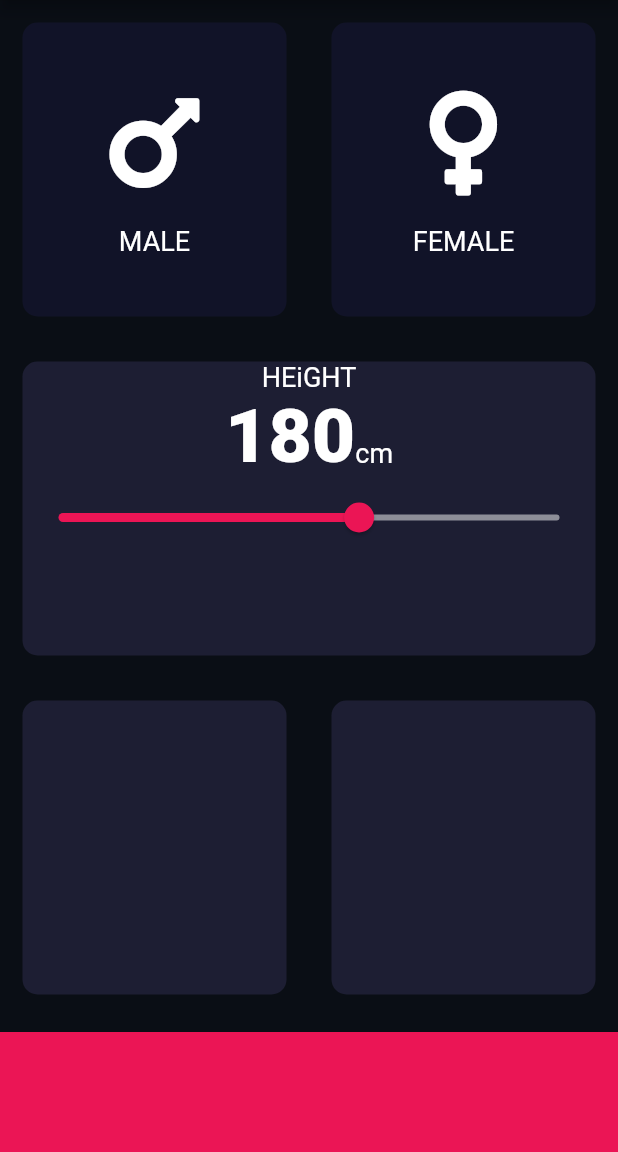
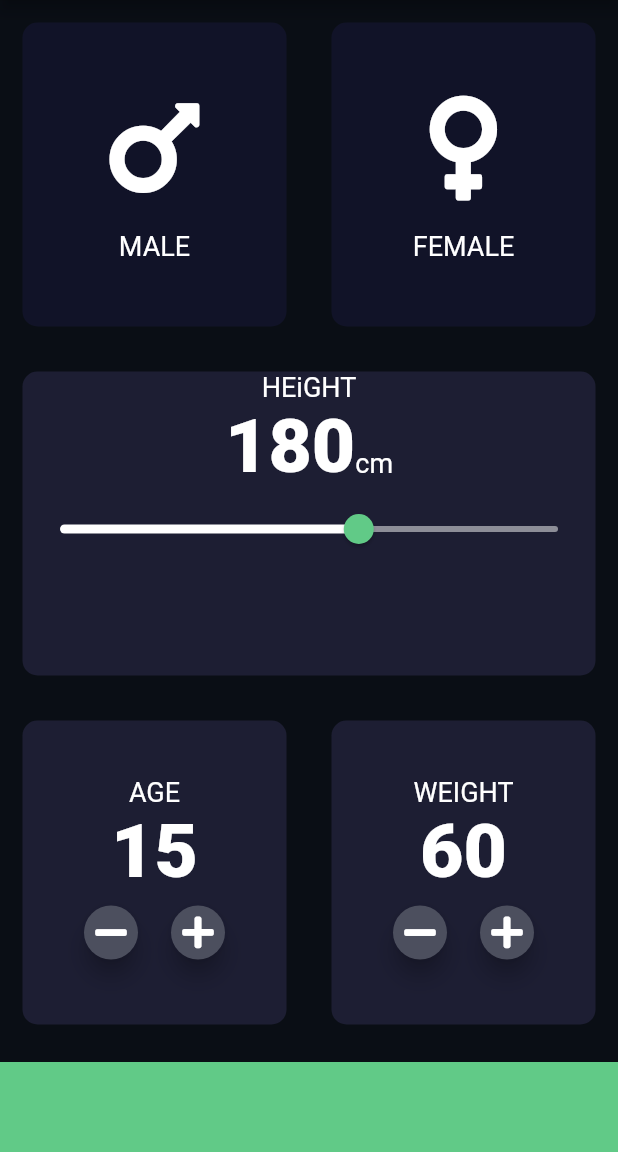
Before and after one commit to errolcostabir/calculator-app, a Flutter app: the screen it shows after launch, on a phone screen of 412 x 824 dp, the part 84-1236 px from its top. Run offline on Flutter 3.47's test engine with Material 2 defaults, Android fonts, the phone set to English and light mode, and no system bars; our stand-ins replace font_awesome_flutter.

Commit message:
completed ui

```diff
--- a/lib/constants.dart
+++ b/lib/constants.dart
@@ -4,7 +4,7 @@ const labelTExtStyle=TextStyle(fontSize: 18.0, color: Colors.white);
 
 const inactiveColor = Color(0xFF111328);
 const activeCardcolor = Color(0xFF1D1E33);
-const bottomcontainerheight = 80.0;
+const bottomcontainerheight = 60.0;
 
 const knumberTextstyle=TextStyle(
                             fontSize: 50.0,
--- a/lib/input_page.dart
+++ b/lib/input_page.dart
@@ -17,6 +17,8 @@ class InputPage extends StatefulWidget {
 class _InputPageState extends State<InputPage> {
   Gender selectedG;
   int height = 180;
+  int weight = 60;
+  int age=15;
   //Color malecardcolr = inactiveColor;
   // Color femaleacrdcolor = inactiveColor;
 
@@ -42,7 +44,9 @@ class _InputPageState extends State<InputPage> {
   Widget build(BuildContext context) {
     return Scaffold(
         appBar: AppBar(
-          title: Text('BMI CALCULATOR'),
+
+          title: Text('BMI CALCULATOR',textAlign: TextAlign.center,),
+
         ),
         body: Column(
           crossAxisAlignment: CrossAxisAlignment.stretch,
@@ -108,11 +112,20 @@ class _InputPageState extends State<InputPage> {
                         )
                       ],
                     ),
-                    Slider(
+                    SliderTheme(
+                      data: SliderTheme.of(context).copyWith(
+                          thumbColor: Color(0xFF61CA87),
+                          overlayColor: Color(0x29EB1555),
+                          activeTrackColor: Colors.white,
+                          thumbShape:
+                              RoundSliderThumbShape(enabledThumbRadius: 10.0),
+                          overlayShape:
+                              RoundSliderOverlayShape(overlayRadius: 25.0)),
+                      child: Slider(
                         value: height.toDouble(),
                         min: 120.0,
                         max: 220.0,
-                      activeColor: Color(0xFFEB1555),
+                        // activeColor: Colors.white,
                         inactiveColor: Color(0xFF8D8E98),
                         onChanged: (double newValue) {
                           //print(newValue);
@@ -120,6 +133,7 @@ class _InputPageState extends State<InputPage> {
                             height = newValue.round();
                           });
                         },
+                      ),
                     ),
                   ],
                 ),
@@ -129,15 +143,111 @@ class _InputPageState extends State<InputPage> {
                 child: Row(
               children: <Widget>[
                 Expanded(
-                  child: Reusable(colour: activeCardcolor),
+                  child: Reusable(
+                    colour: activeCardcolor,
+                    cardchild: Column(
+                      mainAxisAlignment: MainAxisAlignment.center,
+                      children: <Widget>[
+                        Text(
+                          'AGE',
+                          style: labelTExtStyle,
+                        ),
+                        Text(
+                          age.toString(),
+                          style: knumberTextstyle,
+                        ),
+                        Row(
+                          mainAxisAlignment: MainAxisAlignment.center,
+                          children: <Widget>[
+                            RoundIconButton(
+                              icon: FontAwesomeIcons.minus,
+                              onpresed: () {
+                                setState(() {
+                                  age--;
+                                });
+                              },
+                            ),
+                            SizedBox(
+                              width: 10.0,
+                            ),
+                            RoundIconButton(
+                              icon: FontAwesomeIcons.plus,
+                              onpresed: () {
+                                setState(() {
+                                  age++;
+                                });
+                              },
+                            ),
+
+                            /* FloatingActionButton(
+                              backgroundColor: Color(0xFF4C4F5E),
+                              child: Icon(
+                                Icons.add,
+                                color: Colors.white,
+                              ),
+                            ), */
+                          ],
+                        )
+                      ],
+                    ),
+                  ),
                 ),
                 Expanded(
-                  child: Reusable(colour: activeCardcolor),
+                  child: Reusable(
+                    colour: activeCardcolor,
+                    cardchild: Column(
+                      mainAxisAlignment: MainAxisAlignment.center,
+                      children: <Widget>[
+                        Text(
+                          'WEIGHT',
+                          style: labelTExtStyle,
+                        ),
+                        Text(
+                          weight.toString(),
+                          style: knumberTextstyle,
+                        ),
+                        Row(
+                          mainAxisAlignment: MainAxisAlignment.center,
+                          children: <Widget>[
+                            RoundIconButton(
+                              icon: FontAwesomeIcons.minus,
+                              onpresed: () {
+                                setState(() {
+                                  weight--;
+                                });
+                              },
+                            ),
+                            SizedBox(
+                              width: 10.0,
+                            ),
+                            RoundIconButton(
+                              icon: FontAwesomeIcons.plus,
+                              onpresed: () {
+                                setState(() {
+                                  weight++;
+                                });
+                              },
+                            ),
+
+                            /* FloatingActionButton(
+                              backgroundColor: Color(0xFF4C4F5E),
+                              child: Icon(
+                                Icons.add,
+                                color: Colors.white,
+                              ),
+                            ), */
+                          ],
+                        )
+                      ],
+                    ),
+                  ),
                 ),
               ],
-            )),
+            )
+            ),
             Container(
-              color: Color(0xFFEB1555),
+              color: Color(0xFF61CA87),
+              // color: Color(0xFFEB1555),
               margin: EdgeInsets.only(top: 10.0),
               width: double.infinity,
               height: bottomcontainerheight,
@@ -146,3 +256,23 @@ class _InputPageState extends State<InputPage> {
         ));
   }
 }
+
+class RoundIconButton extends StatelessWidget {
+  RoundIconButton({@required this.icon, this.onpresed});
+  final IconData icon;
+  final Function onpresed;
+  @override
+  Widget build(BuildContext context) {
+    return RawMaterialButton(
+      child: Icon(icon),
+      onPressed: onpresed,
+      elevation: 6.0,
+      constraints: BoxConstraints.tightFor(
+        width: 36.0,
+        height: 36.0,
+      ),
+      shape: CircleBorder(),
+      fillColor: Color(0xFF4C4F5E),
+    );
+  }
+}
```
Lines whose indentation alone changed are shown as unchanged.
